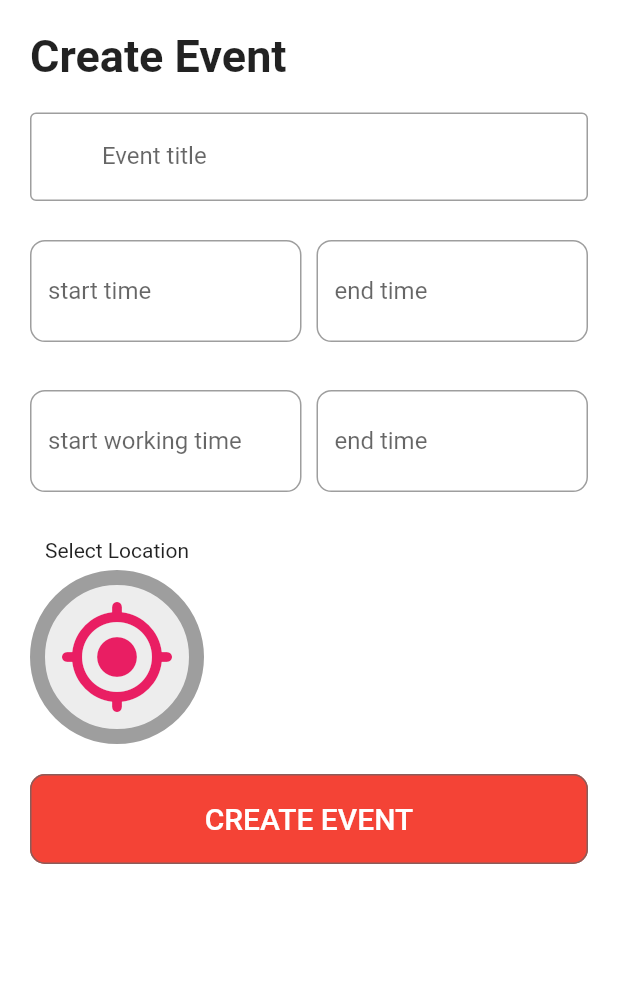
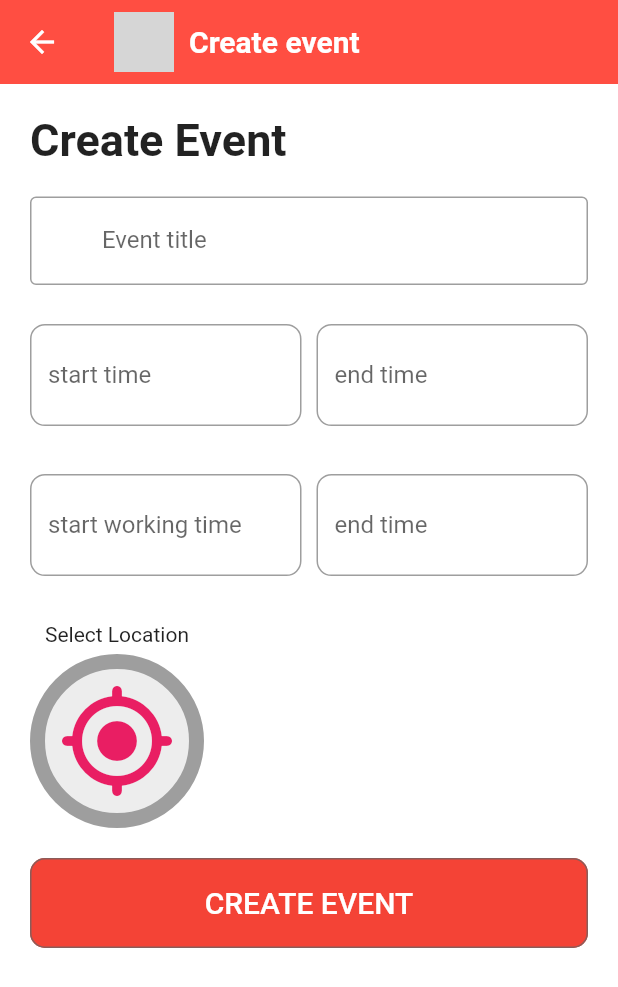
Before and after one commit to muhmagdy/Bloodify, a Flutter app: the CreateEvent screen opened directly, on a phone screen of 412 x 824 dp. Shown: the top 987 px of the screen. Run offline on Flutter 3.47's test engine with Material 2 defaults, Android fonts, the phone set to English and light mode, and no system bars; our stand-ins replace bloc, conditional_builder_null_safety, dio, dropdown_button2, flutter_bloc, flutter_spinbox and 6 more; missing offline and left inert: open_street_map_search_and_pick; accounts and stored records are empty; network calls fail; grey boxes are pictures that could not be loaded.

Commit message:
event creation and transaction

```diff
--- a/bloodify_front_end/lib/models/event_model.dart
+++ b/bloodify_front_end/lib/models/event_model.dart
@@ -48,8 +48,8 @@ class Event_model {
     title = json['title'];
     startDate = dateFormat.parse(json['startDate']);
     endDate = dateFormat.parse(json['endDate']);
-    startWorkingHour = dateFormat.parse(json['startWorkingHour']);
-    endWorkingHour = dateFormat.parse(json['endWorkingHour']);
+    startWorkingHour = timeFormate.parse(json['startWorkingHour']);
+    endWorkingHour = timeFormate.parse(json['endWorkingHour']);
     longitude = json['longitude'];
     latitude = json['latitude'];
     location = json['location'];
--- a/bloodify_front_end/lib/modules/create_event/create_event.dart
+++ b/bloodify_front_end/lib/modules/create_event/create_event.dart
@@ -54,7 +54,33 @@ class CreateEvent extends StatelessWidget {
         }
       },
       builder: (context, state) {
-        return SingleChildScrollView(
+        return Scaffold(
+          appBar: AppBar(
+            backgroundColor: const Color.fromARGB(255, 255, 78, 66),
+            title: Row(children: [
+              ClipRRect(
+                borderRadius: BorderRadius.circular(70),
+                child: Container(
+                  width: 40,
+                  height: 40,
+                  decoration: const BoxDecoration(
+                      color: Colors.white,
+                      image: DecorationImage(
+                          image: AssetImage(
+                              'assets/icons/blood-removebg-preview.ico'),
+                          fit: BoxFit.contain)),
+                ),
+              ),
+              const SizedBox(
+                width: 10,
+              ),
+              const Text(
+                'Create event',
+                style: TextStyle(color: Colors.white),
+              )
+            ]),
+          ),
+          body: SingleChildScrollView(
             child: Form(
               key: formKey,
               child: Container(
@@ -125,7 +151,8 @@ class CreateEvent extends StatelessWidget {
                                   ),
                                   labelText: "start time",
                                   focusedBorder: const OutlineInputBorder(
-                                    borderSide: BorderSide(color: Colors.grey)),
+                                      borderSide:
+                                          BorderSide(color: Colors.grey)),
                                   border: OutlineInputBorder(
                                       borderRadius: BorderRadius.circular(10)),
                                 ),
@@ -171,7 +198,8 @@ class CreateEvent extends StatelessWidget {
                                   ),
                                   labelText: "end time",
                                   focusedBorder: const OutlineInputBorder(
-                                    borderSide: BorderSide(color: Colors.grey)),
+                                      borderSide:
+                                          BorderSide(color: Colors.grey)),
                                   border: OutlineInputBorder(
                                       borderRadius: BorderRadius.circular(10)),
                                 ),
@@ -224,7 +252,8 @@ class CreateEvent extends StatelessWidget {
                                   ),
                                   labelText: "start working time",
                                   focusedBorder: const OutlineInputBorder(
-                                    borderSide: BorderSide(color: Colors.grey)),
+                                      borderSide:
+                                          BorderSide(color: Colors.grey)),
                                   border: OutlineInputBorder(
                                       borderRadius: BorderRadius.circular(10)),
                                 ),
@@ -243,7 +272,8 @@ class CreateEvent extends StatelessWidget {
                                   if (endWorking.text.isEmpty) {
                                     return "not valid";
                                   }
-                                double startInhour = getTime(startWorking.text);
+                                  double startInhour =
+                                      getTime(startWorking.text);
                                   double endInhour = getTime(endWorking.text);
                                   if (value!.isEmpty) {
                                     return "can't be empty";
@@ -284,7 +314,8 @@ class CreateEvent extends StatelessWidget {
                                   ),
                                   labelText: "end time",
                                   focusedBorder: const OutlineInputBorder(
-                                    borderSide: BorderSide(color: Colors.grey)),
+                                      borderSide:
+                                          BorderSide(color: Colors.grey)),
                                   border: OutlineInputBorder(
                                       borderRadius: BorderRadius.circular(10)),
                                 ),
@@ -360,6 +391,7 @@ class CreateEvent extends StatelessWidget {
                     ]),
               ),
             ),
+          ),
         );
       },
     );
--- a/bloodify_front_end/lib/modules/institution/eventTile.dart
+++ b/bloodify_front_end/lib/modules/institution/eventTile.dart
@@ -1,4 +1,5 @@
 import 'package:bloodify_front_end/models/event.dart';
+import 'package:bloodify_front_end/models/event_model.dart';
 import 'package:bloodify_front_end/shared/Constatnt/colors.dart';
 import 'package:bloodify_front_end/shared/Constatnt/fonts.dart';
 import 'package:bloodify_front_end/shared/styles/container.dart';
@@ -6,7 +7,7 @@ import 'package:flutter/material.dart';
 import 'package:intl/intl.dart';
 
 class EventTile extends StatefulWidget {
-  final Event event;
+  final Event_model event;
   const EventTile(this.event, {super.key});
 
   @override
@@ -26,7 +27,7 @@ class _EventTile extends State<EventTile> {
           crossAxisAlignment: CrossAxisAlignment.start,
           children: [
             Text(
-              "#${widget.event.id}",
+              "#${widget.event.event_ID}",
               style: VerySmallStyle(width, Colors.black),
             ),
             SizedBox(
@@ -35,7 +36,7 @@ class _EventTile extends State<EventTile> {
                     alignment: Alignment.centerLeft,
                     fit: BoxFit.scaleDown,
                     child: Text(
-                      widget.event.name,
+                      widget.event.title,
                       textAlign: TextAlign.start,
                       style: NormalStyle(height, Colors.black),
                     ))),
@@ -49,7 +50,7 @@ class _EventTile extends State<EventTile> {
                     size: 0.05 * width,
                     color: blue,
                   )),
-              Text(widget.event.location,
+              Text(widget.event.location!,
                   style: SmallStyle(width, Colors.black)),
             ]),
             Row(
@@ -59,7 +60,7 @@ class _EventTile extends State<EventTile> {
                   style: SmallBoldStyle(width, Colors.black),
                 ),
                 Text(
-                  DateFormat("d MMM y 'at' h:m a").format(widget.event.end),
+                  DateFormat("d MMM y 'at' h:m a").format(widget.event.endDate),
                   style: SmallStyle(width, Colors.black),
                 ),
               ],
@@ -87,7 +88,7 @@ class _EventTile extends State<EventTile> {
 }
 
 class InstitutionEventDetailsWindow extends StatelessWidget {
-  final Event event;
+  final Event_model event;
   const InstitutionEventDetailsWindow(this.event, {super.key});
 
   @override
@@ -107,7 +108,7 @@ class InstitutionEventDetailsWindow extends StatelessWidget {
       body: Container(
         alignment: Alignment.center,
         child: Text(
-          "Event #${event.id}",
+          "Event #${event.title}",
           textAlign: TextAlign.center,
           style: NormalStyle(height, Colors.black),
         ),
--- a/bloodify_front_end/lib/modules/navbar/institution_navbar.dart
+++ b/bloodify_front_end/lib/modules/navbar/institution_navbar.dart
@@ -6,6 +6,8 @@ import 'package:flutter/cupertino.dart';
 import 'package:flutter/material.dart';
 import 'package:persistent_bottom_nav_bar/persistent_tab_view.dart';
 
+import '../transactions_modules/institution_tranaction/InstituteTransaction.dart';
+
 class InstNavBar extends StatelessWidget {
   const InstNavBar({Key? key}) : super(key: key);
 
@@ -13,7 +15,7 @@ class InstNavBar extends StatelessWidget {
     return [
       InstitutionHome(),
       const Screen2(),
-      const Screen3(),
+      InstituteTransaction(),
       InstitutionEventPage(),
       const Screen5()
     ];
--- a/bloodify_front_end/lib/shared/Constatnt/colors.dart
+++ b/bloodify_front_end/lib/shared/Constatnt/colors.dart
@@ -2,6 +2,8 @@ import 'package:flutter/material.dart';
 import 'package:intl/intl.dart';
 
 final dateFormat = DateFormat("dd-MM-yyyy");
+final timeFormate = DateFormat('hh:mm:ss');
+
 var defaultColor = Colors.red;
 
 const red = Color.fromARGB(255, 210, 0, 50);
```
Also changed, not shown: bloodify_front_end/lib/main.dart (+4 -4 lines), bloodify_front_end/lib/modules/institution/eventInstitution.dart (+27 -11 lines), bloodify_front_end/lib/shared/network/remote/dio_helper.dart (+12 -5 lines), api testing/Bloodyify.postman_collection.json, bloodify_front_end/pubspec.lock, 2 other files. Lines whose indentation alone changed are shown as unchanged.
